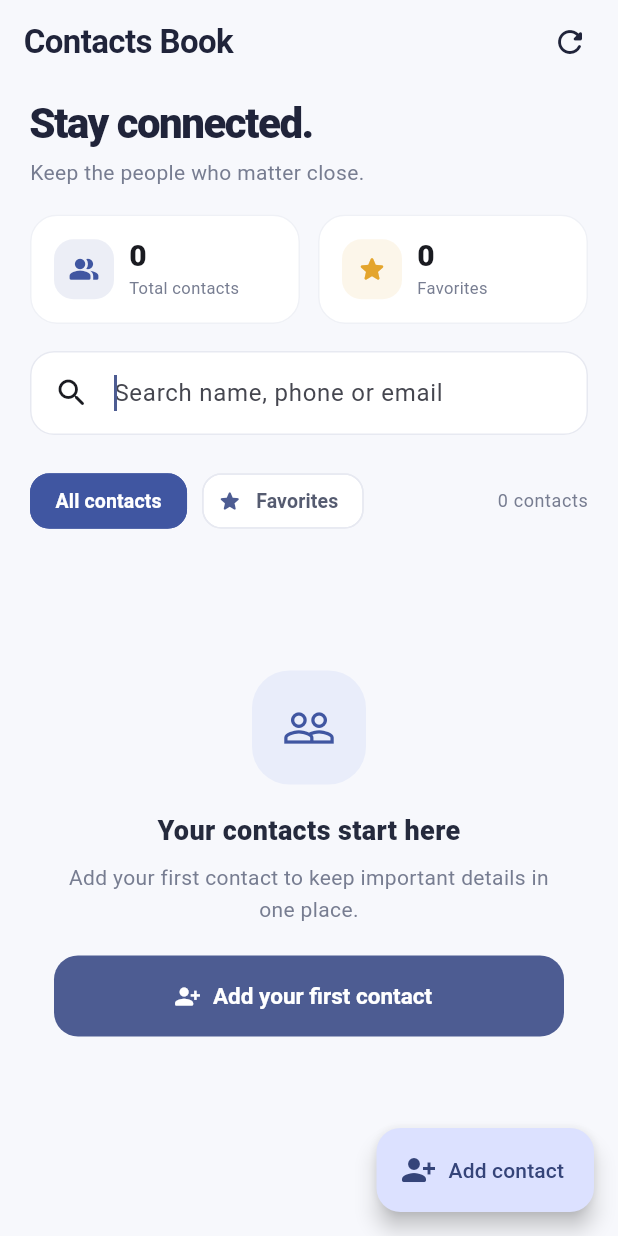
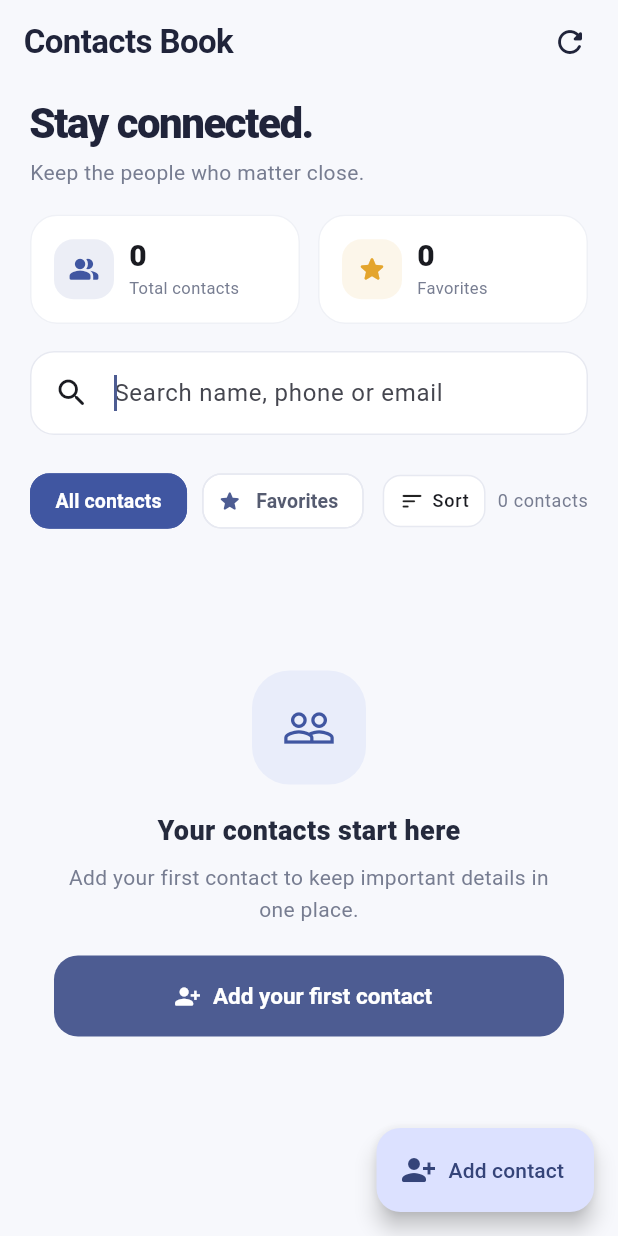
Before and after one commit to beboytereso4-debug/contacts-notes, a Flutter app: the screen it shows after launch, after a tap on "Search name, phone or email", on a phone screen of 412 x 824 dp. Run offline on Flutter 3.47's test engine with Material 3 defaults, Android fonts, the phone set to English and light mode, and no system bars; our stand-ins replace image_picker, sqflite; accounts and stored records are empty.

Commit message:
Add contact sorting functionality

```diff
--- a/lib/screens/contact_list_screen.dart
+++ b/lib/screens/contact_list_screen.dart
@@ -5,6 +5,29 @@ import '../models/contact.dart';
 import 'contact_form_screen.dart';
 
 enum _ContactFilter { all, favorites }
+
+enum _ContactSort { nameAsc, nameDesc, newest, oldest }
+
+extension on _ContactSort {
+  String get label {
+    switch (this) {
+      case _ContactSort.nameAsc:
+        return 'Name (A–Z)';
+      case _ContactSort.nameDesc:
+        return 'Name (Z–A)';
+      case _ContactSort.newest:
+        return 'Date added (newest)';
+      case _ContactSort.oldest:
+        return 'Date added (oldest)';
+    }
+  }
+
+  IconData get icon => switch (this) {
+        _ContactSort.nameAsc || _ContactSort.nameDesc => Icons.sort_by_alpha_rounded,
+        _ContactSort.newest => Icons.arrow_downward_rounded,
+        _ContactSort.oldest => Icons.arrow_upward_rounded,
+      };
+}
 
 class ContactListScreen extends StatefulWidget {
   const ContactListScreen({super.key});
@@ -20,6 +43,7 @@ class _ContactListScreenState extends State<ContactListScreen> {
   List<Contact> _contacts = [];
   bool _loading = true;
   _ContactFilter _filter = _ContactFilter.all;
+  _ContactSort _sort = _ContactSort.nameAsc;
 
   int get _favoriteCount => _contacts.where((contact) => contact.isFavorite).length;
 
@@ -43,7 +67,13 @@ class _ContactListScreenState extends State<ContactListScreen> {
   }
 
   Future<void> _loadContacts() async {
-    final contacts = await _db.getContacts(query: _searchController.text);
+    final contacts = await _db.getContacts(
+      query: _searchController.text,
+      sortBy: (_sort == _ContactSort.newest || _sort == _ContactSort.oldest)
+          ? 'date'
+          : 'name',
+      descending: _sort == _ContactSort.nameDesc || _sort == _ContactSort.newest,
+    );
     if (!mounted) return;
     setState(() {
       _contacts = contacts;
@@ -181,6 +211,47 @@ class _ContactListScreenState extends State<ContactListScreen> {
                             ),
                           ),
                           const Spacer(),
+                          PopupMenuButton<_ContactSort>(
+                            tooltip: 'Sort contacts',
+                            initialValue: _sort,
+                            onSelected: (value) {
+                              setState(() => _sort = value);
+                              _loadContacts();
+                            },
+                            itemBuilder: (context) => _ContactSort.values
+                                .map((sort) => PopupMenuItem<_ContactSort>(
+                                      value: sort,
+                                      child: Row(
+                                        children: [
+                                          Icon(sort.icon, size: 18),
+                                          const SizedBox(width: 10),
+                                          Text(sort.label),
+                                          if (_sort == sort) ...[
+                                            const SizedBox(width: 8),
+                                            const Icon(Icons.check_rounded, size: 18),
+                                          ],
+                                        ],
+                                      ),
+                                    ))
+                                .toList(),
+                            child: Container(
+                              padding: const EdgeInsets.symmetric(horizontal: 10, vertical: 8),
+                              decoration: BoxDecoration(
+                                color: Colors.white,
+                                border: Border.all(color: const Color(0xFFE7E9F1)),
+                                borderRadius: BorderRadius.circular(12),
+                              ),
+                              child: Row(
+                                mainAxisSize: MainAxisSize.min,
+                                children: [
+                                  const Icon(Icons.sort_rounded, size: 17),
+                                  const SizedBox(width: 5),
+                                  Text('Sort', style: Theme.of(context).textTheme.labelMedium),
+                                ],
+                              ),
+                            ),
+                          ),
+                          const SizedBox(width: 8),
                           Text(
                             '${visibleContacts.length} ${visibleContacts.length == 1 ? 'contact' : 'contacts'}',
                             style: Theme.of(context).textTheme.bodySmall
```
